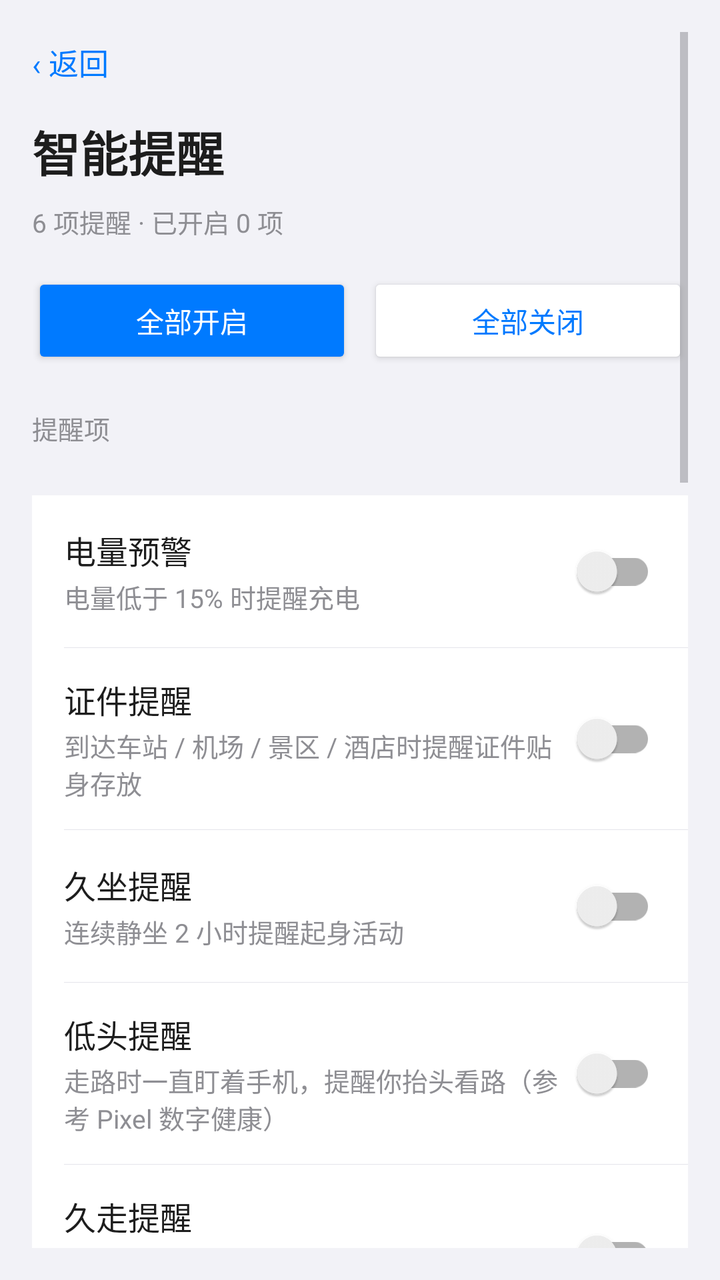
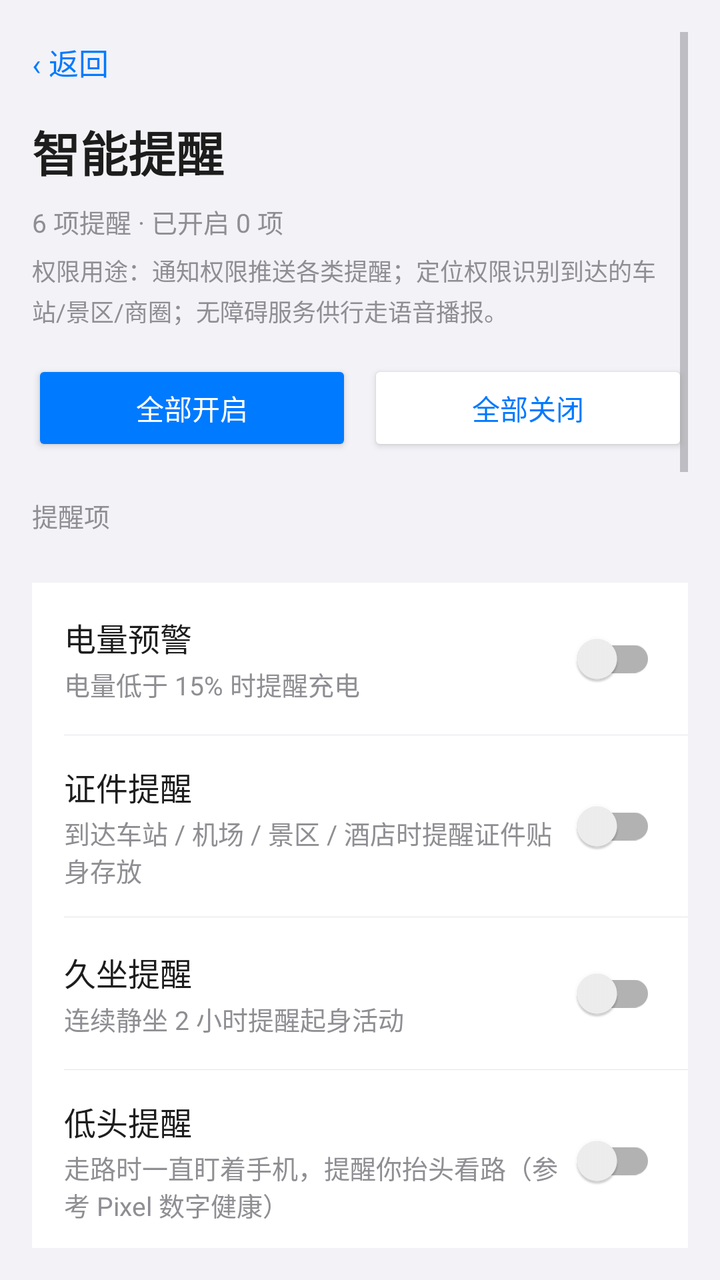

Two renders of the same Android screen: before a commit and after it. Below are the layout's source before the change and the commit's diff.
<!-- AndroidManifest.xml: activity theme Theme.Safewalk -->
<!-- res/layout/activity_smart_reminder.xml -->
<?xml version="1.0" encoding="utf-8"?>
<ScrollView xmlns:android="http://schemas.android.com/apk/res/android"
    xmlns:app="http://schemas.android.com/apk/res-auto"
    android:layout_width="match_parent"
    android:layout_height="match_parent"
    android:background="@color/bg"
    android:fitsSystemWindows="true"
    android:padding="16dp"
    android:paddingTop="40dp">

    <LinearLayout
        android:layout_width="match_parent"
        android:layout_height="wrap_content"
        android:orientation="vertical"
        android:paddingBottom="40dp">

        <TextView
            android:id="@+id/btn_back"
            android:layout_width="wrap_content"
            android:layout_height="wrap_content"
            android:background="?android:attr/selectableItemBackground"
            android:paddingVertical="4dp"
            android:text="‹ 返回"
            android:textColor="@color/primary"
            android:textSize="15sp" />

        <TextView
            android:layout_width="wrap_content"
            android:layout_height="wrap_content"
            android:layout_marginTop="12dp"
            android:text="智能提醒"
            android:textColor="@color/text_primary"
            android:textSize="24sp"
            android:textStyle="bold" />

        <TextView
            android:id="@+id/hero_summary"
            android:layout_width="match_parent"
            android:layout_height="wrap_content"
            android:layout_marginTop="8dp"
            android:lineSpacingExtra="4dp"
            android:text="6 项提醒 · 已开启 0 项"
            android:textColor="@color/text_hint"
            android:textSize="13sp" />

        
        <LinearLayout
            android:layout_width="match_parent"
            android:layout_height="wrap_content"
            android:layout_marginTop="16dp"
            android:orientation="horizontal">

            <Button
                android:id="@+id/btn_all_on"
                android:layout_width="0dp"
                android:layout_height="wrap_content"
                android:layout_weight="1"
                android:backgroundTint="@color/primary"
                android:text="全部开启"
                android:textColor="@color/on_accent" />

            <Button
                android:id="@+id/btn_all_off"
                android:layout_width="0dp"
                android:layout_height="wrap_content"
                android:layout_marginStart="8dp"
                android:layout_weight="1"
                android:backgroundTint="@color/card_bg"
                android:text="全部关闭"
                android:textColor="@color/primary" />
        </LinearLayout>

        <TextView
            style="@style/SectionLabel"
            android:text="提醒项" />

        <LinearLayout style="@style/CardStyle">

            <LinearLayout
                android:id="@+id/card_battery"
                style="@style/RowStyle">

                <LinearLayout
                    android:layout_width="0dp"
                    android:layout_height="wrap_content"
                    android:layout_weight="1"
                    android:orientation="vertical">

                    <TextView
                        style="@style/RowTitle"
                        android:text="电量预警" />

                    <TextView
                        style="@style/RowHint"
                        android:layout_marginTop="2dp"
                        android:text="电量低于 15% 时提醒充电" />
                </LinearLayout>

                <androidx.appcompat.widget.SwitchCompat
                    android:id="@+id/sw_battery"
                    android:layout_width="wrap_content"
                    android:layout_height="wrap_content" />
            </LinearLayout>

            <View style="@style/RowDivider" />

            <LinearLayout
                android:id="@+id/card_idcard"
                style="@style/RowStyle">

                <LinearLayout
                    android:layout_width="0dp"
                    android:layout_height="wrap_content"
                    android:layout_weight="1"
                    android:orientation="vertical">

                    <TextView
                        style="@style/RowTitle"
                        android:text="证件提醒" />

                    <TextView
                        style="@style/RowHint"
                        android:layout_marginTop="2dp"
                        android:text="到达车站 / 机场 / 景区 / 酒店时提醒证件贴身存放" />
                </LinearLayout>

                <androidx.appcompat.widget.SwitchCompat
                    android:id="@+id/sw_idcard"
                    android:layout_width="wrap_content"
                    android:layout_height="wrap_content" />
            </LinearLayout>

            <View style="@style/RowDivider" />

            <LinearLayout
                android:id="@+id/card_sit"
                style="@style/RowStyle">

                <LinearLayout
                    android:layout_width="0dp"
                    android:layout_height="wrap_content"
                    android:layout_weight="1"
                    android:orientation="vertical">

                    <TextView
                        style="@style/RowTitle"
                        android:text="久坐提醒" />

                    <TextView
                        style="@style/RowHint"
                        android:layout_marginTop="2dp"
                        android:text="连续静坐 2 小时提醒起身活动" />
                </LinearLayout>

                <androidx.appcompat.widget.SwitchCompat
                    android:id="@+id/sw_sit"
                    android:layout_width="wrap_content"
                    android:layout_height="wrap_content" />
            </LinearLayout>

            <View style="@style/RowDivider" />

            <LinearLayout
                android:id="@+id/card_head_down"
                style="@style/RowStyle">

                <LinearLayout
                    android:layout_width="0dp"
                    android:layout_height="wrap_content"
                    android:layout_weight="1"
                    android:orientation="vertical">

                    <TextView
                        style="@style/RowTitle"
                        android:text="低头提醒" />

                    <TextView
                        style="@style/RowHint"
                        android:layout_marginTop="2dp"
                        android:text="走路时一直盯着手机，提醒你抬头看路（参考 Pixel 数字健康）" />
                </LinearLayout>

                <androidx.appcompat.widget.SwitchCompat
                    android:id="@+id/sw_head_down"
                    android:layout_width="wrap_content"
                    android:layout_height="wrap_content" />
            </LinearLayout>

            <View style="@style/RowDivider" />

            <LinearLayout
                android:id="@+id/card_long_walk"
                style="@style/RowStyle">

                <LinearLayout
                    android:layout_width="0dp"
                    android:layout_height="wrap_content"
                    android:layout_weight="1"
                    android:orientation="vertical">

                    <TextView
                        style="@style/RowTitle"
                        android:text="久走提醒" />

                    <TextView
                        style="@style/RowHint"
                        android:layout_marginTop="2dp"
                        android:text="累计走满 45 分钟提醒坐下歇会儿、喝口水。等红灯这类停顿不重新计时" />
                </LinearLayout>

                <androidx.appcompat.widget.SwitchCompat
                    android:id="@+id/sw_long_walk"
                    android:layout_width="wrap_content"
                    android:layout_height="wrap_content" />
            </LinearLayout>

            <View style="@style/RowDivider" />

            <LinearLayout
                android:id="@+id/card_walk_voice"
                style="@style/RowStyle">

                <LinearLayout
                    android:layout_width="0dp"
                    android:layout_height="wrap_content"
                    android:layout_weight="1"
                    android:orientation="vertical">

                    <TextView
                        style="@style/RowTitle"
                        android:text="行走语音播报" />

                    <TextView
                        style="@style/RowHint"
                        android:layout_marginTop="2dp"
                        android:text="给视力障碍用户：走路时用语音轻播来电与重要消息，不弹窗遮挡。需开启无障碍服务" />
                </LinearLayout>

                <androidx.appcompat.widget.SwitchCompat
                    android:id="@+id/sw_walk_voice"
                    android:layout_width="wrap_content"
                    android:layout_height="wrap_content" />
            </LinearLayout>

            <View style="@style/RowDivider" />

            <LinearLayout
                android:id="@+id/card_night_torch"
                style="@style/RowStyle">

                <LinearLayout
                    android:layout_width="0dp"
                    android:layout_height="wrap_content"
                    android:layout_weight="1"
                    android:orientation="vertical">

                    <TextView
                        style="@style/RowTitle"
                        android:text="夜间提醒" />

                    <TextView
                        style="@style/RowHint"
                        android:layout_marginTop="2dp"
                        android:text="22:00–06:00 出门时建议开手电" />
                </LinearLayout>

                <androidx.appcompat.widget.SwitchCompat
                    android:id="@+id/sw_night_torch"
                    android:layout_width="wrap_content"
                    android:layout_height="wrap_content" />
            </LinearLayout>

            <View style="@style/RowDivider" />

            <LinearLayout
                android:id="@+id/card_night_solo"
                style="@style/RowStyle">

                <LinearLayout
                    android:layout_width="0dp"
                    android:layout_height="wrap_content"
                    android:layout_weight="1"
                    android:orientation="vertical">

                    <TextView
                        style="@style/RowTitle"
                        android:text="夜间独行提醒" />

                    <TextView
                        style="@style/RowHint"
                        android:layout_marginTop="2dp"
                        android:text="夜间时段内走了 10 分钟还没到地方，提醒留意周边、把行程告诉家人（与下方时段共用）" />
                </LinearLayout>

                <androidx.appcompat.widget.SwitchCompat
                    android:id="@+id/sw_night_solo"
                    android:layout_width="wrap_content"
                    android:layout_height="wrap_content" />
            </LinearLayout>

            <View style="@style/RowDivider" />

            <LinearLayout
                android:id="@+id/row_night_time"
                style="@style/RowStyle">

                <TextView
                    android:layout_width="0dp"
                    android:layout_height="wrap_content"
                    android:layout_weight="1"
                    android:text="生效时段"
                    android:textColor="@color/text_primary"
                    android:textSize="15sp" />

                <TextView
                    android:id="@+id/tv_night_time"
                    android:layout_width="wrap_content"
                    android:layout_height="wrap_content"
                    android:textColor="@color/text_hint"
                    android:textSize="14sp" />

                <TextView style="@style/RowChevron" />
            </LinearLayout>

            <View style="@style/RowDivider" />

            
            <LinearLayout
                android:id="@+id/card_night_torch_gait"
                style="@style/RowStyle">

                <LinearLayout
                    android:layout_width="0dp"
                    android:layout_height="wrap_content"
                    android:layout_weight="1"
                    android:orientation="vertical">

                    <TextView
                        style="@style/RowTitle"
                        android:text="夜间手电" />

                    <TextView
                        style="@style/RowHint"
                        android:layout_marginTop="2dp"
                        android:text="夜间时段内，角落小窗显示时闪光灯一起点亮，小窗收起自动熄灭" />
                </LinearLayout>

                <androidx.appcompat.widget.SwitchCompat
                    android:id="@+id/sw_night_torch_gait"
                    android:layout_width="wrap_content"
                    android:layout_height="wrap_content" />
            </LinearLayout>

            <View style="@style/RowDivider" />

            <LinearLayout
                android:id="@+id/card_social"
                style="@style/RowStyle">

                <LinearLayout
                    android:layout_width="0dp"
                    android:layout_height="wrap_content"
                    android:layout_weight="1"
                    android:orientation="vertical">

                    <TextView
                        style="@style/RowTitle"
                        android:text="到场提示" />

                    <TextView
                        style="@style/RowHint"
                        android:layout_marginTop="2dp"
                        android:text="到达面试 / 约会 / 聚会等场所时，按场所类型提一条礼节" />
                </LinearLayout>

                <androidx.appcompat.widget.SwitchCompat
                    android:id="@+id/sw_social"
                    android:layout_width="wrap_content"
                    android:layout_height="wrap_content" />
            </LinearLayout>

        </LinearLayout>

        <TextView
            style="@style/SectionLabel"
            android:text="出行模式" />

        <LinearLayout style="@style/CardStyle">

            <LinearLayout style="@style/RowStyle">

                <LinearLayout
                    android:layout_width="0dp"
                    android:layout_height="wrap_content"
                    android:layout_weight="1"
                    android:orientation="vertical">

                    <TextView
                        style="@style/RowTitle"
                        android:text="基于定位自动识别" />

                    <TextView
                        style="@style/RowHint"
                        android:layout_marginTop="2dp"
                        android:text="自动判断你在什么场合，切换对应模式" />
                </LinearLayout>

                <androidx.appcompat.widget.SwitchCompat
                    android:id="@+id/sw_auto_mode"
                    android:layout_width="wrap_content"
                    android:layout_height="wrap_content" />
            </LinearLayout>

            <View style="@style/RowDivider" />

            <TextView
                android:id="@+id/tv_auto_mode_status"
                android:layout_width="match_parent"
                android:layout_height="wrap_content"
                android:paddingHorizontal="16dp"
                android:paddingVertical="10dp"
                android:text=""
                android:textColor="@color/text_hint"
                android:textSize="12sp" />

            <View style="@style/RowDivider" />

            <TextView
                android:id="@+id/tv_travel_hint"
                android:layout_width="match_parent"
                android:layout_height="wrap_content"
                android:paddingHorizontal="16dp"
                android:paddingTop="14dp"
                android:text="到场提示会按「识别到的场所类型」自动匹配模板（求职 / 约会 / 聚会 / 旅游各一套），这里的手动选择仅作偏好记录"
                android:textColor="@color/text_hint"
                android:textSize="12sp" />

            <LinearLayout
                android:id="@+id/row_mode_chips"
                android:layout_width="match_parent"
                android:layout_height="wrap_content"
                android:orientation="horizontal"
                android:paddingHorizontal="16dp"
                android:paddingTop="12dp"
                android:paddingBottom="16dp">

                <TextView
                    android:id="@+id/chip_job"
                    android:layout_width="0dp"
                    android:layout_height="36dp"
                    android:layout_weight="1"
                    android:background="@drawable/bg_choice_chip"
                    android:gravity="center"
                    android:text="求职"
                    android:textColor="@color/text_primary"
                    android:textSize="13sp" />

                <TextView
                    android:id="@+id/chip_date"
                    android:layout_width="0dp"
                    android:layout_height="36dp"
                    android:layout_marginStart="8dp"
                    android:layout_weight="1"
                    android:background="@drawable/bg_choice_chip"
                    android:gravity="center"
                    android:text="约会"
                    android:textColor="@color/text_primary"
                    android:textSize="13sp" />

                <TextView
                    android:id="@+id/chip_party"
                    android:layout_width="0dp"
                    android:layout_height="36dp"
                    android:layout_marginStart="8dp"
                    android:layout_weight="1"
                    android:background="@drawable/bg_choice_chip"
                    android:gravity="center"
                    android:text="聚会"
                    android:textColor="@color/text_primary"
                    android:textSize="13sp" />

                <TextView
                    android:id="@+id/chip_travel"
                    android:layout_width="0dp"
                    android:layout_height="36dp"
                    android:layout_marginStart="8dp"
                    android:layout_weight="1"
                    android:background="@drawable/bg_choice_chip"
                    android:gravity="center"
                    android:text="旅游"
                    android:textColor="@color/text_primary"
                    android:textSize="13sp" />
            </LinearLayout>

        </LinearLayout>

        <TextView
            style="@style/SectionLabel"
            android:text="夜间手电 · 静置提醒" />

        <LinearLayout style="@style/CardStyle">

            <LinearLayout
                android:layout_width="match_parent"
                android:layout_height="wrap_content"
                android:orientation="vertical"
                android:paddingHorizontal="16dp"
                android:paddingVertical="14dp">

                <TextView
                    android:id="@+id/tv_torch_minutes"
                    android:layout_width="match_parent"
                    android:layout_height="wrap_content"
                    android:text="手电开着静置 20 分钟后提醒省电"
                    android:textColor="@color/text_primary"
                    android:textSize="15sp" />

                <SeekBar
                    android:id="@+id/seek_torch_minutes"
                    android:layout_width="match_parent"
                    android:layout_height="wrap_content"
                    android:layout_marginTop="8dp"
                    android:max="55"
                    android:progress="15" />

                <TextView
                    android:layout_width="match_parent"
                    android:layout_height="wrap_content"
                    android:text="范围 5 ~ 60 分钟"
                    android:textColor="@color/text_hint"
                    android:textSize="12sp" />
            </LinearLayout>

        </LinearLayout>

        <TextView
            android:layout_width="match_parent"
            android:layout_height="wrap_content"
            android:layout_marginTop="18dp"
            android:gravity="center"
            android:text="修改即时生效，无需点击保存"
            android:textColor="@color/text_hint"
            android:textSize="12sp" />

    </LinearLayout>
</ScrollView>
<!-- resources referenced by this layout -->
<resources>
  <color name="bg">#F2F2F7</color>
  <color name="card_bg">#FFFFFF</color>
  <color name="on_accent">#FFFFFF</color>
  <color name="primary">#007AFF</color>
  <color name="text_hint">#8E8E93</color>
  <color name="text_primary">#1D1D1D</color>
  <!-- drawable bg_choice_chip (drawable) -->
  <?xml version="1.0" encoding="utf-8"?>
  <shape xmlns:android="http://schemas.android.com/apk/res/android"
      android:shape="rectangle">
      <solid android:color="@android:color/transparent" />
      <stroke
          android:width="1dp"
          android:color="@color/chip_stroke" />
      <corners android:radius="18dp" />
  </shape>
  <style name="CardStyle">
          <item name="android:layout_width">match_parent</item>
          <item name="android:layout_height">wrap_content</item>
          <item name="android:layout_marginTop">16dp</item>
          <item name="android:orientation">vertical</item>
          <item name="android:background">@color/card_bg</item>
      </style>
  <style name="RowChevron">
          <item name="android:layout_width">wrap_content</item>
          <item name="android:layout_height">wrap_content</item>
          <item name="android:text">›</item>
          <item name="android:textColor">@color/chevron</item>
          <item name="android:textSize">20sp</item>
      </style>
  <style name="RowDivider">
          <item name="android:layout_width">match_parent</item>
          <item name="android:layout_height">1px</item>
          <item name="android:layout_marginLeft">16dp</item>
          <item name="android:background">@color/divider</item>
      </style>
  <style name="RowHint">
          <item name="android:layout_width">wrap_content</item>
          <item name="android:layout_height">wrap_content</item>
          <item name="android:textColor">@color/text_hint</item>
          <item name="android:textSize">13sp</item>
      </style>
  <style name="RowStyle">
          <item name="android:layout_width">match_parent</item>
          <item name="android:layout_height">wrap_content</item>
          <item name="android:orientation">horizontal</item>
          <item name="android:gravity">center_vertical</item>
          <item name="android:paddingLeft">16dp</item>
          <item name="android:paddingRight">16dp</item>
          <item name="android:paddingTop">14dp</item>
          <item name="android:paddingBottom">14dp</item>
          <item name="android:background">?android:attr/selectableItemBackground</item>
          <item name="android:clickable">true</item>
          <item name="android:focusable">true</item>
      </style>
  <style name="RowTitle">
          <item name="android:layout_width">wrap_content</item>
          <item name="android:layout_height">wrap_content</item>
          <item name="android:textColor">@color/text_primary</item>
          <item name="android:textSize">16sp</item>
      </style>
  <style name="SectionLabel">
          <item name="android:layout_width">match_parent</item>
          <item name="android:layout_height">wrap_content</item>
          <item name="android:layout_marginTop">20dp</item>
          <item name="android:layout_marginBottom">8dp</item>
          <item name="android:textColor">@color/text_hint</item>
          <item name="android:textSize">13sp</item>
      </style>
  <color name="chip_stroke">#D1D1D6</color>
  <color name="chevron">#C7C7CC</color>
  <color name="divider">#E5E5EA</color>
  <!-- unchanged entries left out for length: 1 -->
</resources>

<!-- the commit's change to res/layout/activity_smart_reminder.xml (unified diff, before → after) -->
@@ -42,6 +42,16 @@
             android:text="6 项提醒 · 已开启 0 项"
             android:textColor="@color/text_hint"
             android:textSize="13sp" />
+
+        <TextView
+            android:id="@+id/tv_perm_purpose"
+            android:layout_width="match_parent"
+            android:layout_height="wrap_content"
+            android:layout_marginTop="6dp"
+            android:lineSpacingExtra="3dp"
+            android:text="权限用途：通知权限推送各类提醒；定位权限识别到达的车站/景区/商圈；无障碍服务供行走语音播报。"
+            android:textColor="@color/text_hint"
+            android:textSize="12sp" />
 
         
         <LinearLayout
